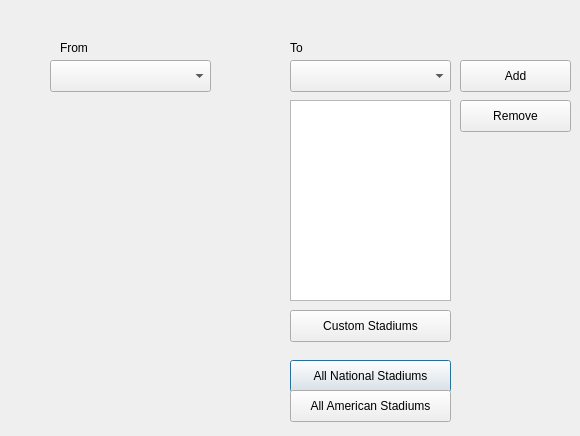
Qt form app/baseball_gui/trip_planner.ui (housengw/CS8-I-Love-Baseball) before a commit.
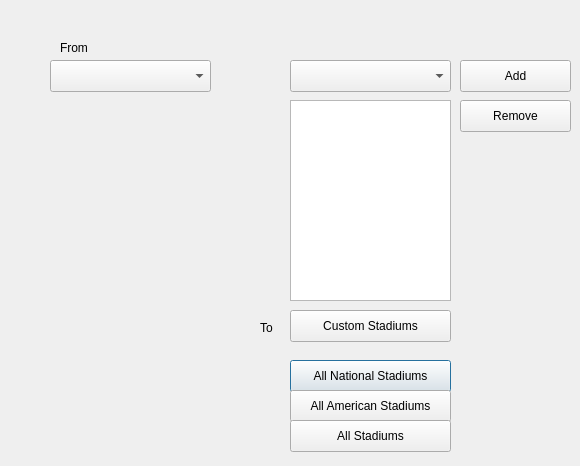
The same form after that commit.

Commit message: added another button

```diff
--- a/app/baseball_gui/trip_planner.ui
+++ b/app/baseball_gui/trip_planner.ui
@@ -7,7 +7,7 @@
     <x>0</x>
     <y>0</y>
     <width>580</width>
-    <height>436</height>
+    <height>466</height>
    </rect>
   </property>
   <property name="windowTitle">
@@ -78,9 +78,9 @@
   <widget class="QLabel" name="label_2">
    <property name="geometry">
     <rect>
-     <x>290</x>
-     <y>40</y>
-     <width>57</width>
+     <x>260</x>
+     <y>320</y>
+     <width>21</width>
      <height>16</height>
     </rect>
    </property>
@@ -134,6 +134,19 @@
     </rect>
    </property>
   </widget>
+  <widget class="QPushButton" name="all_stadium_button">
+   <property name="geometry">
+    <rect>
+     <x>290</x>
+     <y>420</y>
+     <width>161</width>
+     <height>32</height>
+    </rect>
+   </property>
+   <property name="text">
+    <string>All Stadiums</string>
+   </property>
+  </widget>
  </widget>
  <resources/>
  <connections/>
```
The commit also changes 2 other files.
